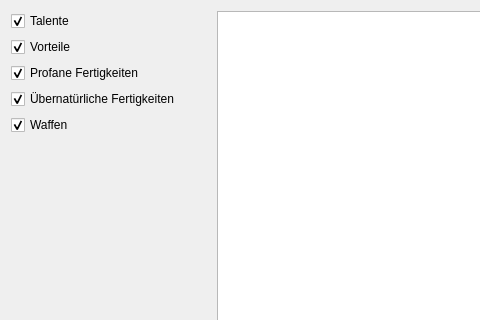
Before: the Qt Designer form UI/DatenbankMain.ui in Aeolitus/Sephrasto, drawn with Qt 5; both pictures show x 0 to 480 and y 0 to 320 of the 600 by 500 pixel window.
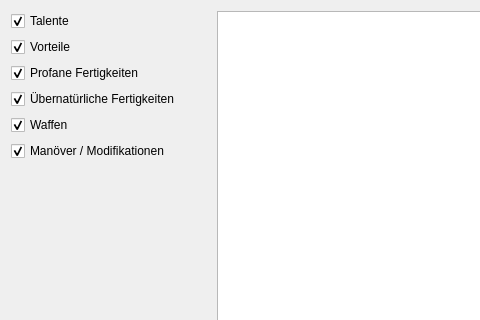
After: the same form once the commit is applied.

Commit message: Implemented editing of Manöver / Modifikationen for the rule printout into Sephrasto.

```diff
--- a/UI/DatenbankMain.ui
+++ b/UI/DatenbankMain.ui
@@ -80,6 +80,16 @@
          </property>
         </widget>
        </item>
+       <item>
+        <widget class="QCheckBox" name="showManoever">
+         <property name="text">
+          <string>Manöver / Modifikationen</string>
+         </property>
+         <property name="checked">
+          <bool>true</bool>
+         </property>
+        </widget>
+       </item>
        <item>
         <spacer name="verticalSpacer">
          <property name="orientation">
```
The commit also changes 28 other files.
